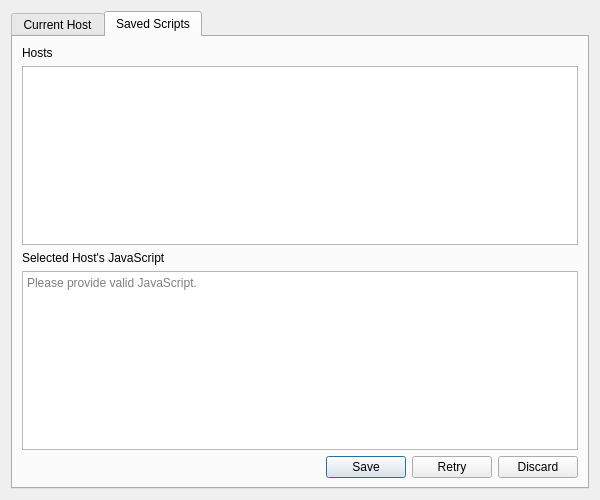
textbrowser/dooble, file UI/dooble_javascript.ui: the form before one commit.
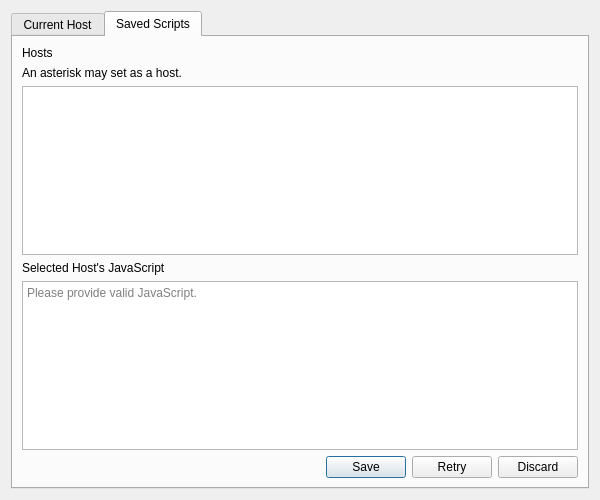
The form after the commit. The open tabs and pages were chosen to show the change. Icons and pictures are not drawn.

The edit to the form file:
```diff
--- a/UI/dooble_javascript.ui
+++ b/UI/dooble_javascript.ui
@@ -76,6 +76,13 @@
          </property>
         </widget>
        </item>
+       <item>
+        <widget class="QLabel" name="label_4">
+         <property name="text">
+          <string>An asterisk may set as a host.</string>
+         </property>
+        </widget>
+       </item>
        <item>
         <widget class="QListWidget" name="list">
          <property name="alternatingRowColors">
```
